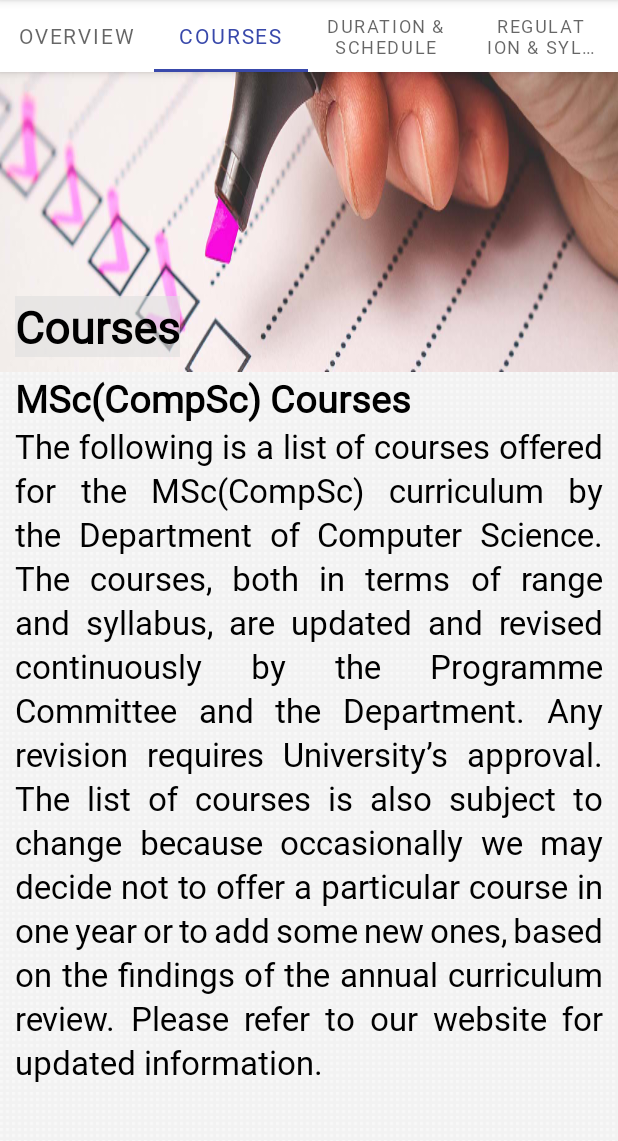
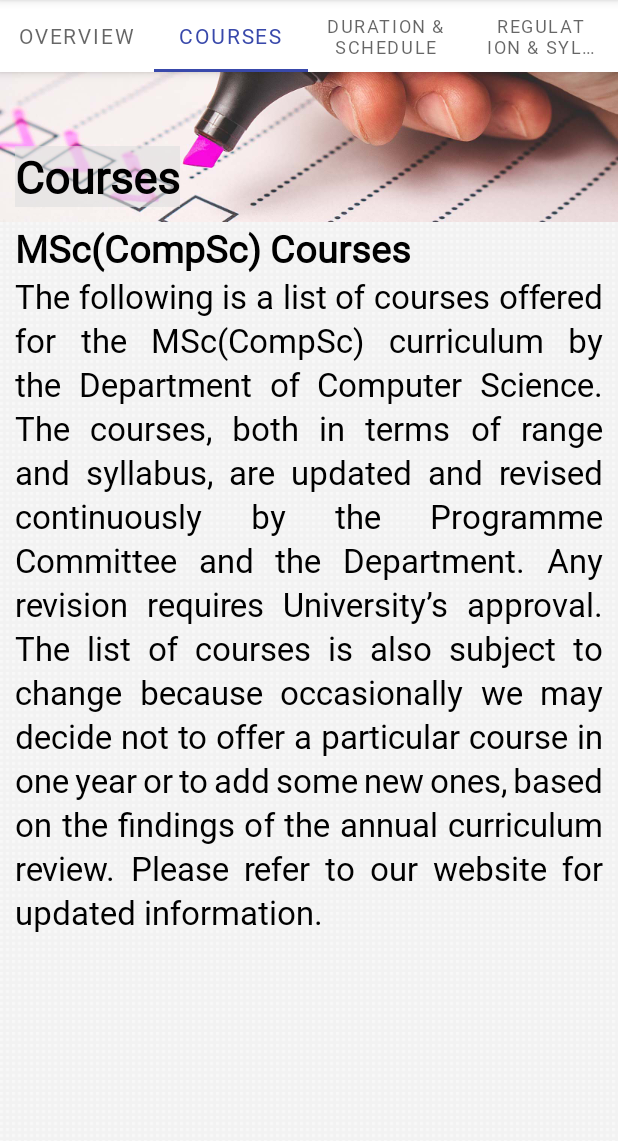
Before and after one commit to hadipash/MScAPP, an Android app: the OverviewFragment screen opened directly, with no data from a screen before it, tab 2 chosen, on a phone screen of 412 x 824 dp, the part 84-1225 px from its top. Run offline under Robolectric (Android 15) with nearby library versions, the phone set to English and light mode, and no system bars.

Commit message:
update header img in curriculum, graduate and alumni fragments

```diff
--- a/app/src/main/res/layout/fragment_alumni.xml
+++ b/app/src/main/res/layout/fragment_alumni.xml
@@ -14,7 +14,7 @@ tools:context=".About.MessageFragment">
         <ImageView
             android:id="@+id/alumni_activity_img"
             android:layout_width="match_parent"
-            android:layout_height="200dp"
+            android:layout_height="100dp"
             android:scaleType="centerCrop"
             android:adjustViewBounds="true"
             android:src="@mipmap/graduates_alumni"/>
--- a/app/src/main/res/layout/fragment_association.xml
+++ b/app/src/main/res/layout/fragment_association.xml
@@ -14,7 +14,7 @@
         <ImageView
             android:id="@+id/alumni_association_img"
             android:layout_width="match_parent"
-            android:layout_height="200dp"
+            android:layout_height="100dp"
             android:scaleType="centerCrop"
             android:adjustViewBounds="true"
             android:src="@mipmap/graduates_alumni"/>
--- a/app/src/main/res/layout/fragment_courses.xml
+++ b/app/src/main/res/layout/fragment_courses.xml
@@ -14,8 +14,8 @@
         <ImageView
             android:id="@+id/courses_img"
             android:layout_width="match_parent"
-            android:layout_height="200dp"
-            android:scaleType="fitXY"
+            android:layout_height="100dp"
+            android:scaleType="centerCrop"
             android:adjustViewBounds="true"
             android:src="@mipmap/courses"/>
 
--- a/app/src/main/res/layout/fragment_curriculum.xml
+++ b/app/src/main/res/layout/fragment_curriculum.xml
@@ -14,7 +14,7 @@
         <ImageView
             android:id="@+id/programme_overview_img"
             android:layout_width="match_parent"
-            android:layout_height="200dp"
+            android:layout_height="100dp"
             android:scaleType="centerCrop"
             android:adjustViewBounds="true"
             android:src="@mipmap/programme_overview"/>
--- a/app/src/main/res/layout/fragment_duration_class.xml
+++ b/app/src/main/res/layout/fragment_duration_class.xml
@@ -14,7 +14,7 @@
         <ImageView
             android:id="@+id/duration_class_img"
             android:layout_width="match_parent"
-            android:layout_height="200dp"
+            android:layout_height="100dp"
             android:scaleType="fitXY"
             android:adjustViewBounds="true"
             android:src="@mipmap/duration_and_class_schedule"/>
--- a/app/src/main/res/layout/fragment_regulation.xml
+++ b/app/src/main/res/layout/fragment_regulation.xml
@@ -14,8 +14,8 @@
         <ImageView
             android:id="@+id/regulation_img"
             android:layout_width="match_parent"
-            android:layout_height="200dp"
-            android:scaleType="fitXY"
+            android:layout_height="100dp"
+            android:scaleType="centerCrop"
             android:adjustViewBounds="true"
             android:src="@mipmap/regulation"/>
 
```
